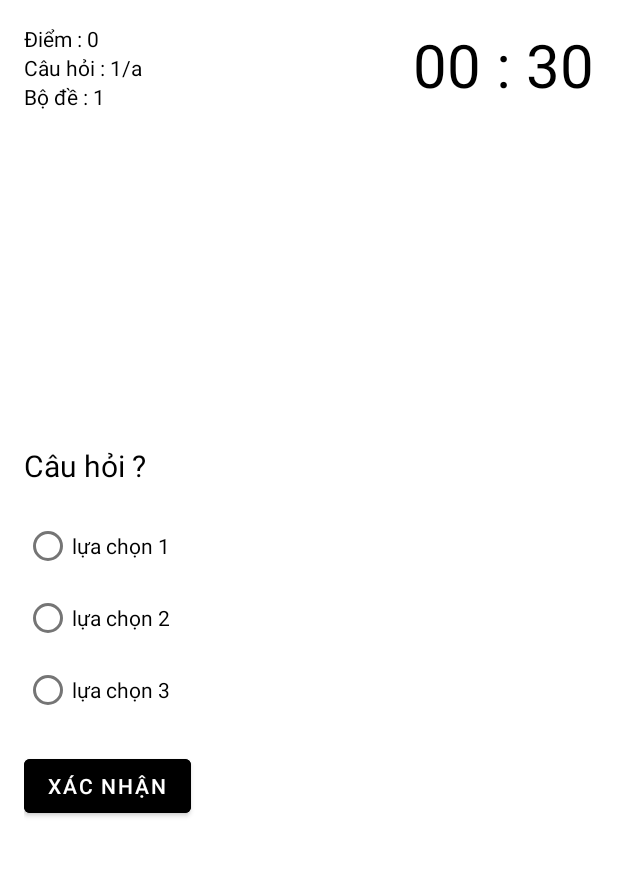
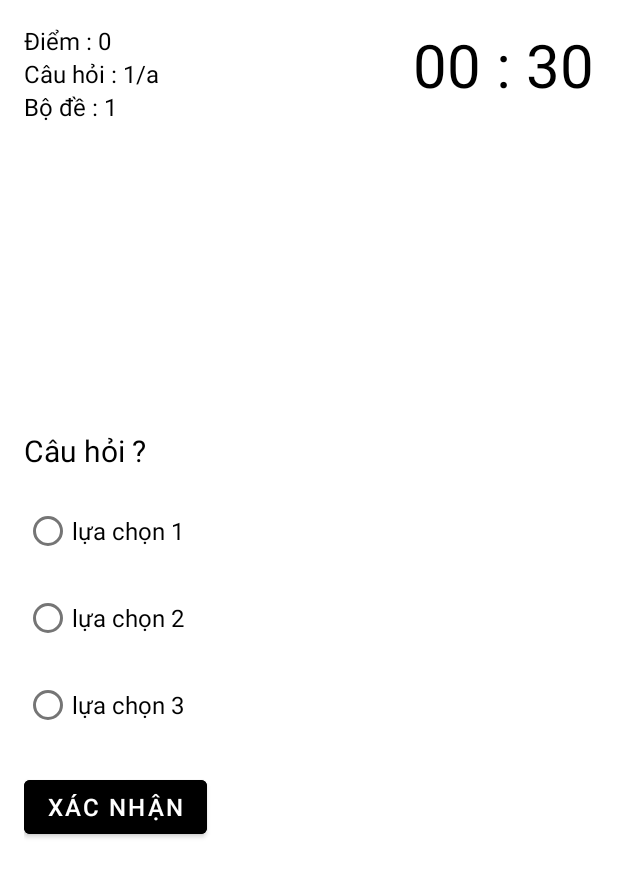
Before and after one commit to chumeodiHERE/On-thi-GPLX, an Android app: the layout activity_test_questions.xml on its own in the app's theme, with its tools: preview values and no code run, on a phone screen of 412 x 824 dp. Shown: the top 877 px of the screen. Run offline under Robolectric (Android 15) with nearby library versions, the phone set to English and light mode, and no system bars.

Commit message:
fix thi li thuyet UI

```diff
--- a/app/src/main/java/com/hltstudio/on_thi_gplx/activity/TopicsActivity.java
+++ b/app/src/main/java/com/hltstudio/on_thi_gplx/activity/TopicsActivity.java
@@ -94,7 +94,7 @@ public class TopicsActivity extends AppCompatActivity {
 
     private void updatehighScore(float score) {
         highScore = score;
-        textViewHighScore.setText("Điểm cao nhất : "+highScore);
+        textViewHighScore.setText("Điểm cao nhất : "+ highScore);
 
         SharedPreferences preferences = getSharedPreferences("share",MODE_PRIVATE);
         SharedPreferences.Editor editor = preferences.edit();
--- a/app/src/main/res/layout/activity_test_questions.xml
+++ b/app/src/main/res/layout/activity_test_questions.xml
@@ -6,30 +6,35 @@
     android:layout_height="match_parent"
     android:padding="16dp"
     tools:context=".activity.TestQuestionsActivity">
+
     <TextView
+        android:id="@+id/text_view_score"
+        android:layout_width="wrap_content"
+        android:layout_height="wrap_content"
+        android:freezesText="true"
+        android:text="Điểm : 0"
         android:textColor="@color/black"
-        android:id="@+id/text_view_score"
-        android:text="Điểm : 0"
-        android:freezesText="true"
-        android:layout_width="wrap_content"
-        android:layout_height="wrap_content"/>
+        android:textSize="16sp" />
+
     <TextView
-        android:freezesText="true"
-        android:textColor="@color/black"
-        android:text="Câu hỏi : 1/a"
-        android:layout_below="@+id/text_view_score"
         android:id="@+id/text_view_question_count"
         android:layout_width="wrap_content"
         android:layout_height="wrap_content"
-        />
+        android:layout_below="@+id/text_view_score"
+        android:freezesText="true"
+        android:text="Câu hỏi : 1/a"
+        android:textColor="@color/black"
+        android:textSize="16sp" />
+
     <TextView
+        android:id="@+id/text_view_category"
+        android:layout_width="wrap_content"
+        android:layout_height="wrap_content"
+        android:layout_below="@+id/text_view_question_count"
         android:freezesText="true"
         android:text="Bộ đề : 1"
         android:textColor="@color/black"
-        android:layout_below="@+id/text_view_question_count"
-        android:id="@+id/text_view_category"
-        android:layout_width="wrap_content"
-        android:layout_height="wrap_content"/>
+        android:textSize="16sp" />
     <TextView
         android:textColor="@color/black"
         android:textSize="40sp"
@@ -54,35 +59,44 @@
         android:id="@+id/radio_group"
         android:layout_width="wrap_content"
         android:layout_height="wrap_content">
+
         <RadioButton
-            android:freezesText="true"
-            android:textColor="@color/black"
-            android:text="lựa chọn 1"
             android:id="@+id/radio_button1"
             android:layout_width="wrap_content"
-            android:layout_height="wrap_content"/>
+            android:layout_height="wrap_content"
+            android:freezesText="true"
+            android:text="lựa chọn 1"
+            android:textColor="@color/black"
+            android:textSize="16sp" />
+
         <RadioButton
-            android:freezesText="true"
-            android:textColor="@color/black"
-            android:text="lựa chọn 2"
             android:id="@+id/radio_button2"
             android:layout_width="wrap_content"
-            android:layout_height="wrap_content"/>
+            android:layout_height="wrap_content"
+            android:freezesText="true"
+            android:text="lựa chọn 2"
+            android:textColor="@color/black"
+            android:textSize="16sp"
+            android:layout_marginVertical="10dp"/>
+
         <RadioButton
-            android:freezesText="true"
-            android:textColor="@color/black"
-            android:text="lựa chọn 3"
             android:id="@+id/radio_button3"
             android:layout_width="wrap_content"
-            android:layout_height="wrap_content"/>
+            android:layout_height="wrap_content"
+            android:freezesText="true"
+            android:text="lựa chọn 3"
+            android:textColor="@color/black"
+            android:textSize="16sp" />
     </RadioGroup>
+
     <Button
-        android:layout_marginTop="16dp"
-        android:id="@+id/button_confim_next"
+        android:id="@+id/button_confirm_next"
+        android:layout_width="wrap_content"
+        android:layout_height="wrap_content"
+        android:layout_below="@+id/radio_group"
+        android:layout_marginTop="20dp"
         android:backgroundTint="#000000"
-        android:layout_below="@+id/radio_group"
+        android:freezesText="true"
         android:text="Xác Nhận"
-        android:freezesText="true"
-        android:layout_width="wrap_content"
-        android:layout_height="wrap_content"/>
+        android:textSize="16sp" />
 </RelativeLayout>
```
Also changed, not shown: app/src/main/java/com/hltstudio/on_thi_gplx/activity/TestQuestionsActivity.java (+11 -13 lines).
